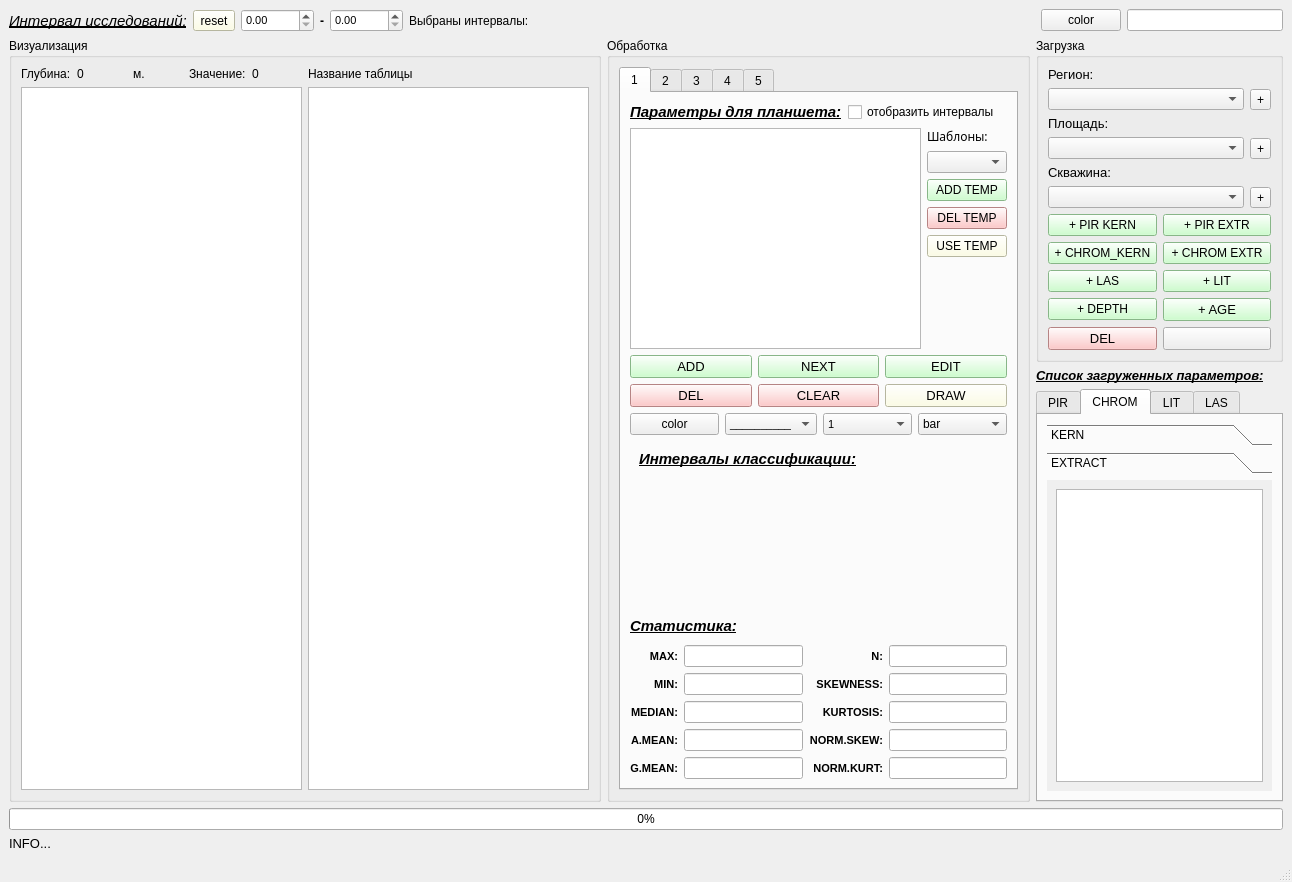
The window that qt/domanic_dialog.ui (idergunoff/domanic) describes before a commit, drawn with Qt 5.
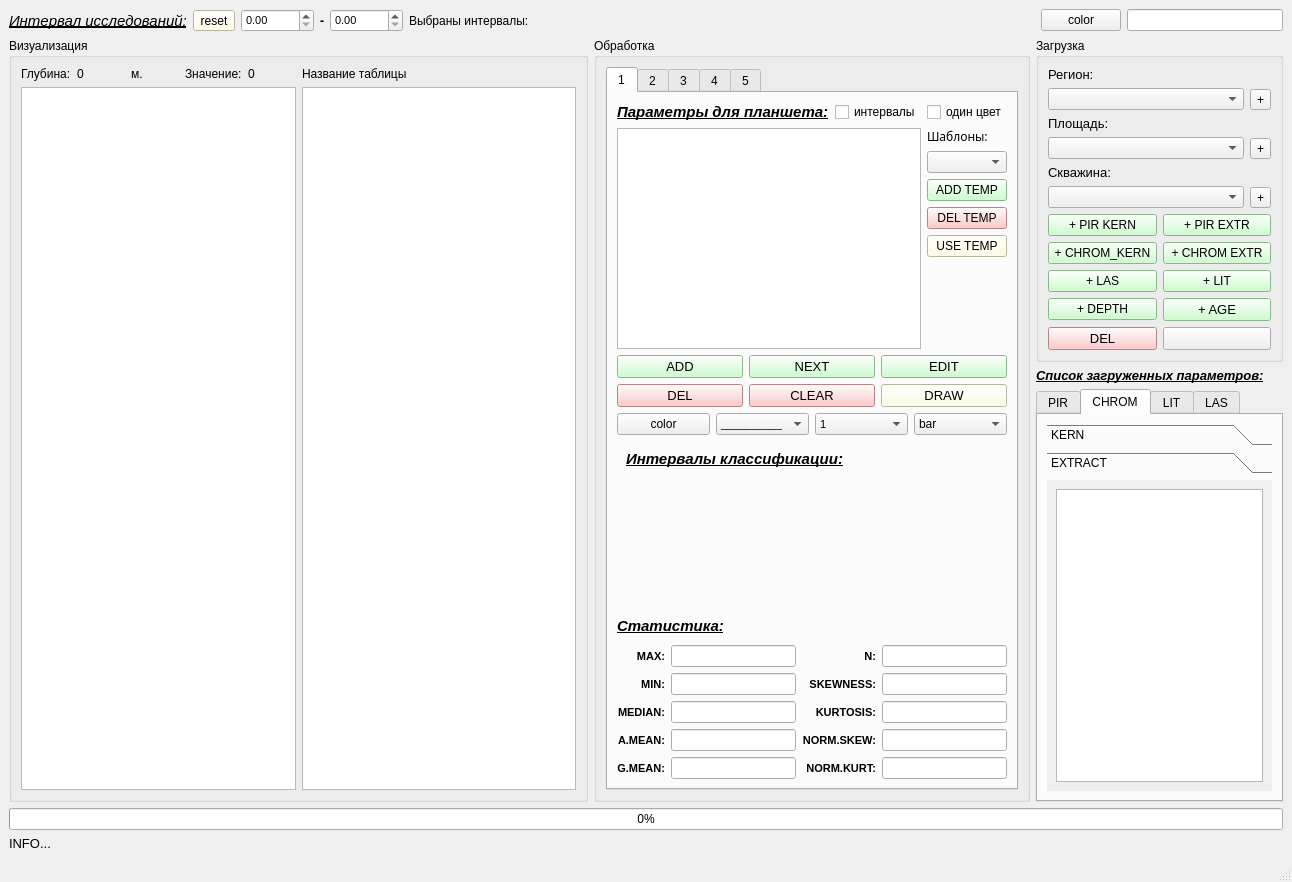
The same window after the commit. The open tabs and pages were chosen to show the change. Custom widgets are drawn as their Qt base class.

Commit message: one color interval to graph tablet

Patch:
```diff
--- a/qt/domanic_dialog.ui
+++ b/qt/domanic_dialog.ui
@@ -852,7 +852,14 @@
                           <string>отобразить на планшете пользовательские интервалы, выбранные на 5й вкладке </string>
                          </property>
                          <property name="text">
-                          <string>отобразить интервалы</string>
+                          <string>интервалы</string>
+                         </property>
+                        </widget>
+                       </item>
+                       <item row="0" column="2">
+                        <widget class="QCheckBox" name="checkBox_one_color">
+                         <property name="text">
+                          <string>один цвет</string>
                          </property>
                         </widget>
                        </item>
```
Left out of the diff: 14 changed lines with no effect on the pictures. The commit also changes 2 other files.
